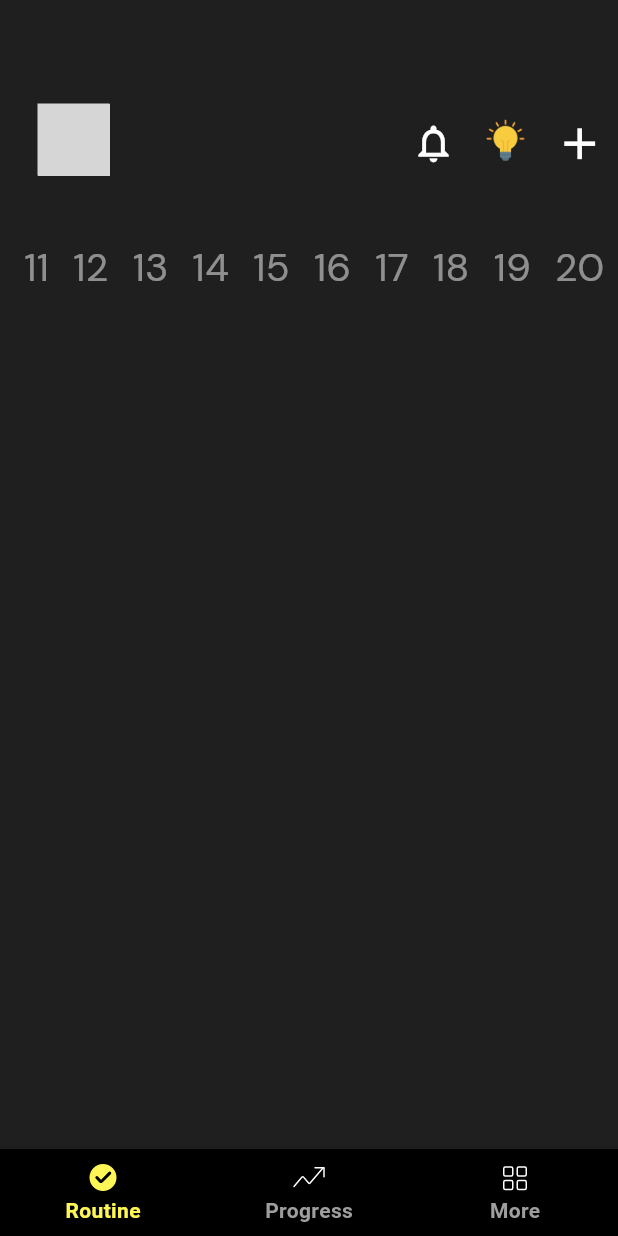
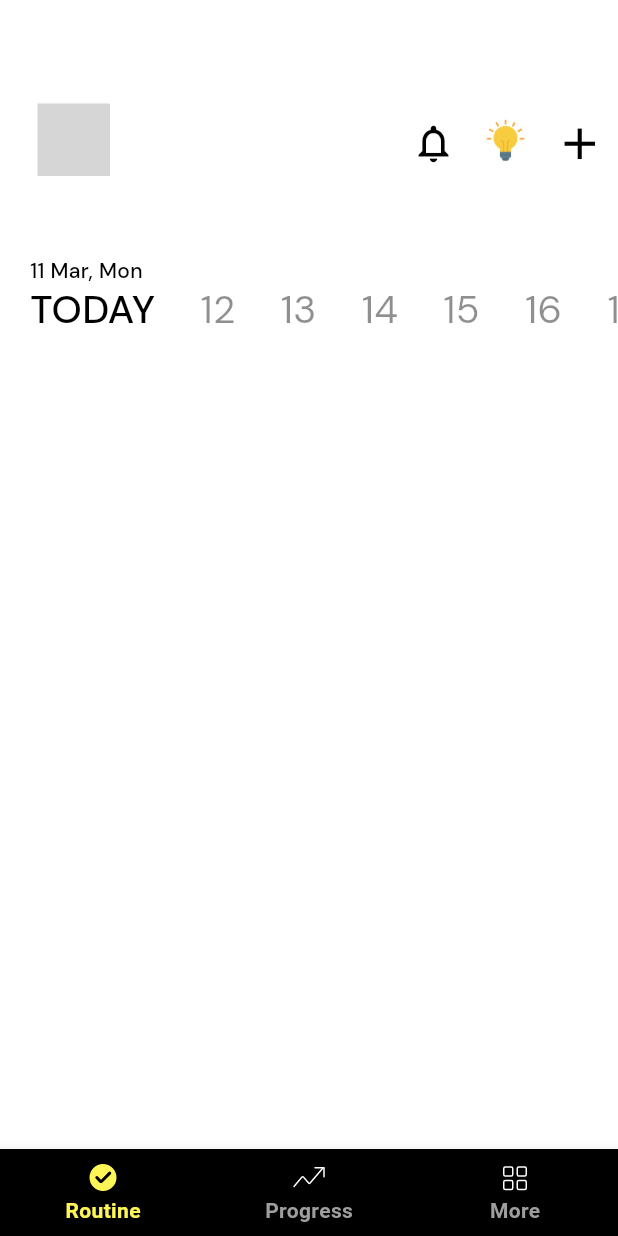
Before and after one commit to yash1711v/HabbitUP, a Flutter app: the MainScreen screen opened by its route, on a phone screen of 412 x 824 dp. Run offline on Flutter 3.47's test engine with Material 3 defaults, Android fonts, the phone set to English and light mode, and no system bars; drawn by our look-alikes of stylish_bottom_bar; our stand-ins replace animated_text_kit, bloc, email_validator, firebase_auth, firebase_core, firebase_database and 6 more; missing offline and left inert: fluttermoji; accounts and stored records are empty; Roboto replaces fonts that are missing (Varta); grey boxes are pictures that could not be loaded.

Commit message:
Calender is Created

```diff
--- a/lib/Presentation/MainScreen/Pages/Routine/routine_screen.dart
+++ b/lib/Presentation/MainScreen/Pages/Routine/routine_screen.dart
@@ -82,13 +82,9 @@
             ],
           ),
         ),
-        Padding(
-          padding: const EdgeInsets.only(top: 40),
-          child: SizedBox(
-              width: MediaQuery.of(context).size.width,
-              height: 140,
-
-              child:  HorizontalCalendar()),
+        const Padding(
+          padding: EdgeInsets.only(top: 50),
+          child: HorizontalCalendar(),
         )
       ],
     );
--- a/lib/Widgets/horizontal_date.dart
+++ b/lib/Widgets/horizontal_date.dart
@@ -5,12 +5,18 @@
 import 'package:intl/intl.dart';
 
 import '../Presentation/MainScreen/Pages/Routine/routine_bloc.dart';
+class HorizontalCalendar extends StatefulWidget {
+  const HorizontalCalendar({Key? key}) : super(key: key);
 
-class HorizontalCalendar extends StatelessWidget {
-  HorizontalCalendar({super.key});
+  @override
+  _HorizontalCalendarState createState() => _HorizontalCalendarState();
+}
 
+class _HorizontalCalendarState extends State<HorizontalCalendar> {
+  final ScrollController _scrollController = ScrollController();
+  DateTime selectedDate = DateTime.now();
 
-  final ScrollController _scrollController = ScrollController();
+  final GlobalKey _rowKey = GlobalKey();
 
   @override
   Widget build(BuildContext context) {
@@ -24,13 +30,35 @@
             return false;
           },
           child: Column(
-            crossAxisAlignment: CrossAxisAlignment.start,
+            children: [
+              Padding(
+                padding: const EdgeInsets.only(left: 20),
+                child: Row(
+                  key: _rowKey,
+                  mainAxisAlignment: MainAxisAlignment.start,
                   children: [
                     SizedBox(
-                width: MediaQuery
-                    .of(context)
-                    .size
-                    .width,
+                      width: 95,
+                      height: 18,
+                      child: Text(
+                        DateFormat('dd MMM, EEE').format(selectedDate),
+                        style:  TextStyle(
+                          color: Theme.of(context)
+                              .textTheme
+                              .titleMedium
+                              ?.color,
+                          fontSize: 14,
+                          fontFamily: 'DM Sans',
+                          fontWeight: FontWeight.w500,
+                          height: 0,
+                        ),
+                      ),
+                    )
+                  ],
+                ),
+              ),
+              SizedBox(
+                width: MediaQuery.of(context).size.width,
                 height: 100,
                 child: ListView.builder(
                   controller: _scrollController,
@@ -38,55 +66,35 @@
                   itemCount: 30, // Number of days to display
                   itemBuilder: (context, index) {
                     DateTime date = DateTime.now().add(Duration(days: index));
-                    bool isToday = date.day == DateTime
-                        .now()
-                        .day;
+                    bool isToday = date.day == DateTime.now().day;
 
-                    return Padding(
-                      padding: const EdgeInsets.only(
-                        left: 16.0,
-                      ),
-                      child: GestureDetector(
+
+
+                    return GestureDetector(
+
                       onTap: () {
-                          _scrollToSelectedIndex(index);
+                        setState(() {
+                          selectedDate = date;
+                        });
+
                       },
-                        child: Column(
-                          crossAxisAlignment: CrossAxisAlignment.start,
-                          children: [
-                            Row(
-                              mainAxisAlignment: MainAxisAlignment.start,
-                              children: [
-                                isToday
-                                    ? Center(
+                      child: Padding(
+                        padding: const EdgeInsets.only(left: 20,right: 10),
                         child: Text(
-                                    'TODAY',
+                          isToday ? "TODAY" : DateFormat.d().format(date),
                           style: GoogleFonts.dmSans(
-                                      textStyle: const TextStyle(
-                                        color: Colors.white,
+                            textStyle: TextStyle(
+                              color:  selectedDate.day==date.day?Theme.of(context)
+                                  .textTheme
+                                  .titleMedium
+                                  ?.color:Color(0x7F1F1F1F),
                               fontSize: 26,
-                                        fontWeight: FontWeight.w500,
+                              fontFamily: 'DM Sans',
+                              fontWeight:
+                              selectedDate.day==date.day? FontWeight.w500 : FontWeight.w400,
                               height: 0,
                             ),
                           ),
-                                  ),
-                                )
-                                    : Center(
-                                  child: Text(
-                                    DateFormat.d().format(date),
-                                    style: GoogleFonts.dmSans(
-                                      textStyle: TextStyle(
-                                        color: Colors.white.withOpacity(0.5),
-                                        fontSize: 26,
-                                        fontFamily: 'DM Sans',
-                                        fontWeight: FontWeight.w400,
-                                        height: 0,
-                                      ),
-                                    ),
-                                  ),
-                                ),
-                              ],
-                            ),
-                          ],
                         ),
                       ),
                     );
@@ -100,11 +108,4 @@
     );
   }
 
-  void _scrollToSelectedIndex(int index) {
-    _scrollController.animateTo(
-      index * 90.0, // Adjust according to your item width
-      duration: const Duration(seconds: 1),
-      curve: Curves.easeInOut,
-    );
 }
-}
--- a/lib/main.dart
+++ b/lib/main.dart
@@ -29,7 +29,7 @@
 
   @override
   Widget build(BuildContext context) {
-    BlocProvider.of<ThemeBloc>(context).add(updateEvent(theme: "DarkMode"));
+    BlocProvider.of<ThemeBloc>(context).add(updateEvent(theme: "LightTheme"));
     final brightness = MediaQueryData.fromWindow(WidgetsBinding.instance!.window).platformBrightness;
     return BlocBuilder<ThemeBloc, ThemeState>(
       builder: (context, state) {
--- a/pubspec.yaml
+++ b/pubspec.yaml
@@ -47,6 +47,7 @@
   google_fonts: ^6.2.1
   chips_choice: ^3.0.1
   stylish_bottom_bar: ^1.0.3
+  scroll_to_index: ^3.0.1
 
 dev_dependencies:
   flutter_test:
```
Also changed, not shown: pubspec.lock. Lines whose indentation alone changed are shown as unchanged.
